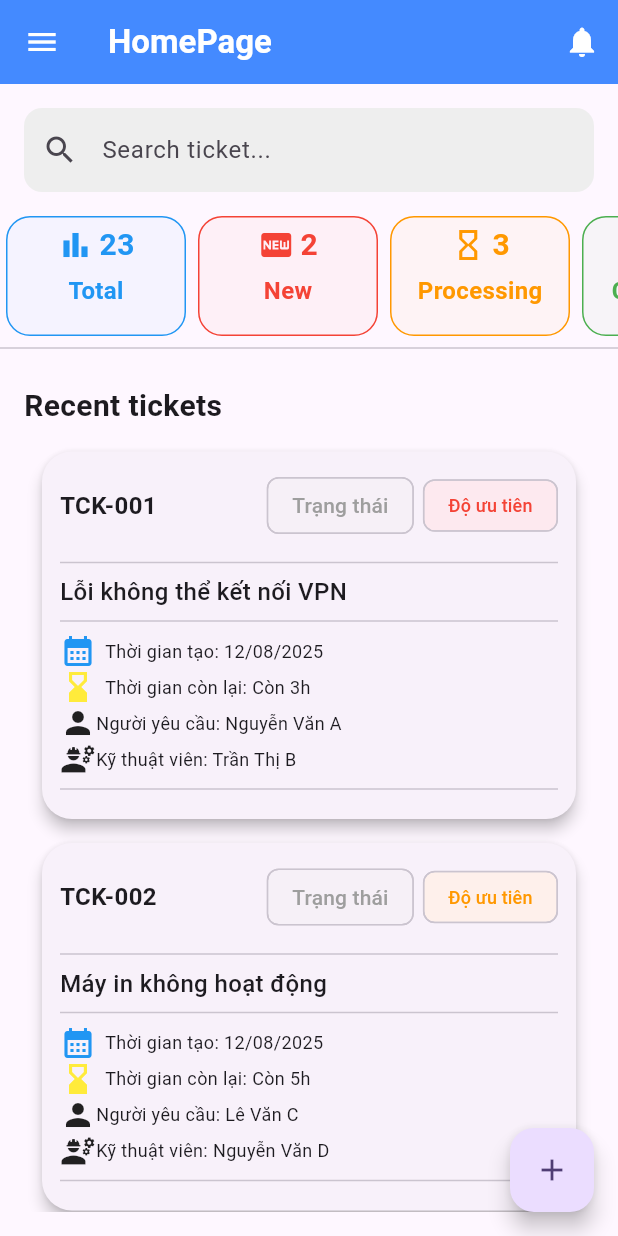
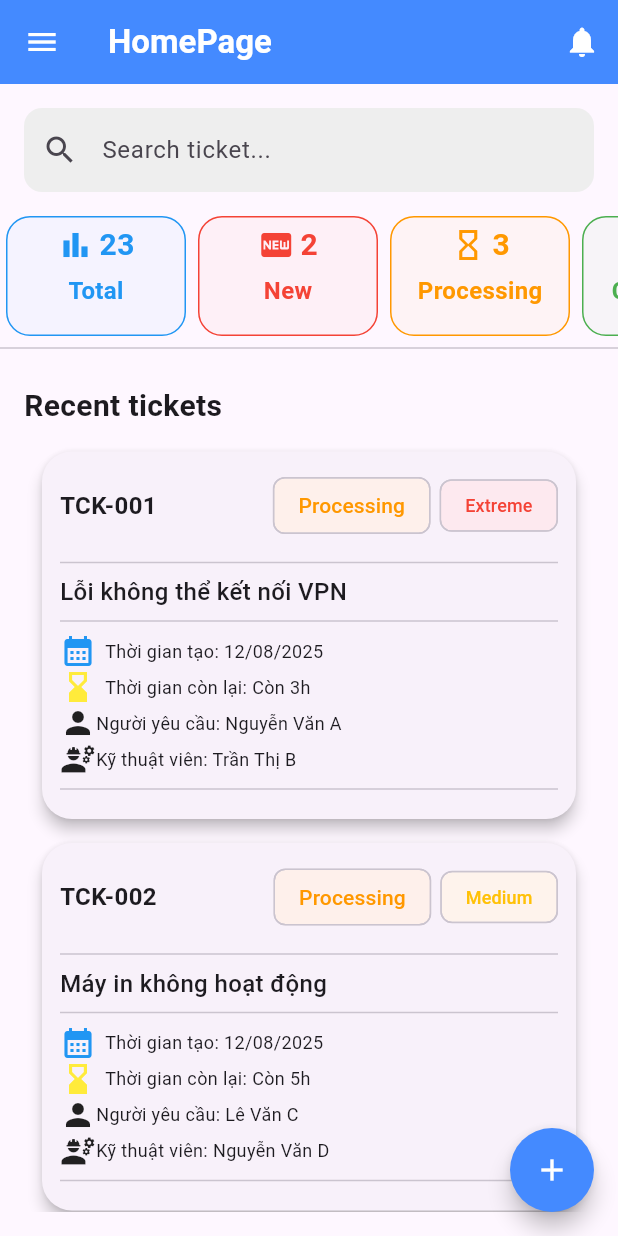
Before and after one commit to Alro127/CorpHub_Mobile, a Flutter app: the screen it shows after launch, on a phone screen of 412 x 824 dp. Run offline on Flutter 3.47's test engine with Material 3 defaults, Android fonts, the light colour scheme and no system bars.

Commit message:
Update ticket model with constants

```diff
--- /dev/null
+++ b/lib/const/constants.dart
@@ -0,0 +1,15 @@
+import 'package:flutter/material.dart';
+
+const List<String> ticketStatuses = [
+  'To do',
+  'Processing',
+  'Completed',
+  'Outdated',
+];
+
+const List<String> ticketPriorities = [
+  'Extreme',
+  'High',
+  'Medium',
+  'Low',
+];
--- a/lib/domain/models/ticket.dart
+++ b/lib/domain/models/ticket.dart
@@ -1,8 +1,8 @@
 class Ticket {
   String ticketId;
   String title;
-  String status;
-  String priority;
+  int status;
+  int priority;
   String requester;
   String technician;
   String createdDate;
--- a/lib/ui/core/widgets/ticket_item.dart
+++ b/lib/ui/core/widgets/ticket_item.dart
@@ -1,4 +1,5 @@
 import 'package:flutter/material.dart';
+import 'package:ticket_helpdesk/const/constants.dart';
 import 'package:ticket_helpdesk/domain/models/ticket.dart';
 
 class TicketItem extends StatefulWidget {
@@ -15,28 +16,28 @@ class TicketItem extends StatefulWidget {
 class _State extends State<TicketItem> {
 
   Color getStatusColor() {
-    switch (widget.ticket.status.toLowerCase()) {
-      case "high":
+    switch (widget.ticket.status) {
+      case 1:
+        return Colors.orange;
+      case 2:
+        return Colors.green;
+      case 3:
         return Colors.red;
-      case "medium":
-        return Colors.orange;
-      case "low":
-        return Colors.green;
       default:
-        return Colors.grey;
+        return Colors.blue;
     }
   }
 
   Color getPriorityColor() {
-    switch (widget.ticket.priority.toLowerCase()) {
-      case "high":
+    switch (widget.ticket.priority) {
+      case 0:
         return Colors.red;
-      case "medium":
+      case 1:
         return Colors.orange;
-      case "low":
+      case 3:
         return Colors.green;
       default:
-        return Colors.grey;
+        return Colors.amber;
     }
   }
 
@@ -70,7 +71,7 @@ class _State extends State<TicketItem> {
                 Row(
                   children: [
                     Chip(
-                      label: Text("Trạng thái"),
+                      label: Text(ticketStatuses[widget.ticket.status]),
                       backgroundColor: getStatusColor().withAlpha(20),
                       labelStyle: TextStyle(
                         color: getStatusColor()
@@ -78,7 +79,7 @@ class _State extends State<TicketItem> {
                     ),
                     SizedBox(width: 6,),
                     Chip(
-                      label: Text("Độ ưu tiên"),
+                      label: Text(ticketPriorities[widget.ticket.priority]),
                       backgroundColor: getPriorityColor().withAlpha(20),
                       labelStyle:
                       TextStyle(
--- a/lib/ui/home_page/widgets/home_page.dart
+++ b/lib/ui/home_page/widgets/home_page.dart
@@ -16,8 +16,8 @@ class _HomePageState extends State<HomePage> {
     Ticket(
       ticketId: "TCK-001",
       title: "Lỗi không thể kết nối VPN",
-      status: "In Progress",
-      priority: "High",
+      status: 1,
+      priority: 0,
       requester: "Nguyễn Văn A",
       technician: "Trần Thị B",
       createdDate: "12/08/2025",
@@ -27,8 +27,8 @@ class _HomePageState extends State<HomePage> {
     Ticket(
       ticketId: "TCK-002",
       title: "Máy in không hoạt động",
-      status: "New",
-      priority: "Medium",
+      status: 1,
+      priority: 2,
       requester: "Lê Văn C",
       technician: "Nguyễn Văn D",
       createdDate: "12/08/2025",
@@ -147,6 +147,9 @@ class _HomePageState extends State<HomePage> {
           Navigator.of(context).push(MaterialPageRoute(builder: (context) => AddNewTicket()));
         },
         child: Icon(Icons.add),
+        backgroundColor: Colors.blueAccent,
+        foregroundColor: Colors.white,
+        shape: RoundedRectangleBorder(borderRadius: BorderRadiusGeometry.all(Radius.circular(50))),
       )
     );
   }
```
